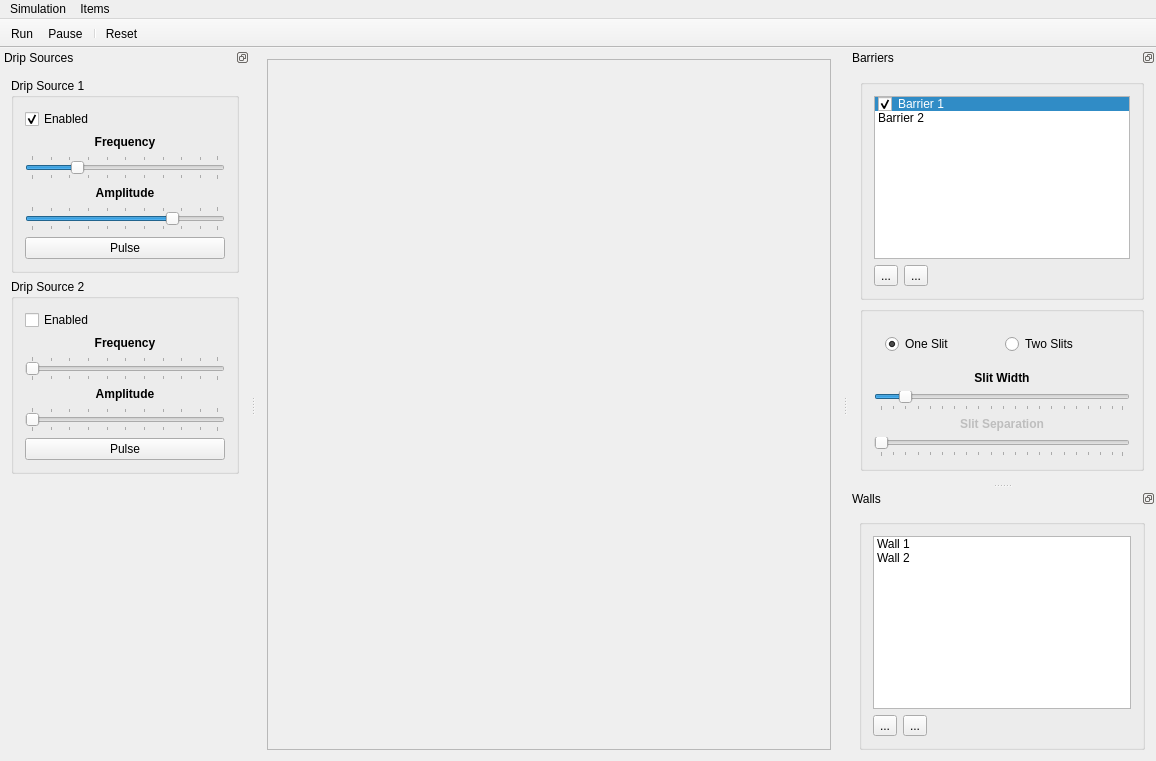
Above: src/EWS/EWSMainWindow.ui from metasim/ews before the change. Below: the same form after it.
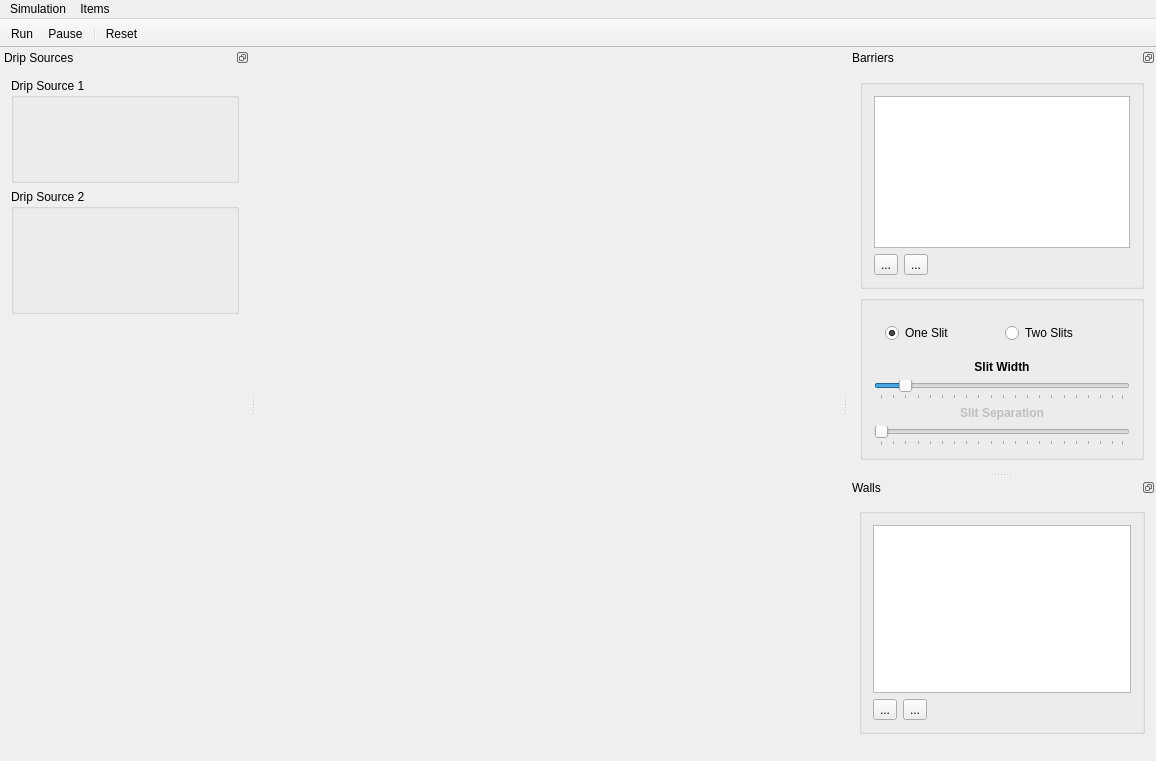
That is the form after the change. Icons and pictures are not drawn. Custom widgets are drawn as their Qt base class.

Diff of the .ui file:
```diff
--- a/src/EWS/EWSMainWindow.ui
+++ b/src/EWS/EWSMainWindow.ui
@@ -24,25 +24,6 @@
        <property name="margin">
         <number>0</number>
        </property>
-       <item row="0" column="0">
-        <widget class="QLabel" name="tmpGraphic">
-         <property name="frameShape">
-          <enum>QFrame::StyledPanel</enum>
-         </property>
-         <property name="frameShadow">
-          <enum>QFrame::Plain</enum>
-         </property>
-         <property name="text">
-          <string/>
-         </property>
-         <property name="pixmap">
-          <pixmap resource="Resources.qrc">:/images/images/WaveImage.png</pixmap>
-         </property>
-         <property name="alignment">
-          <set>Qt::AlignCenter</set>
-         </property>
-        </widget>
-       </item>
       </layout>
      </widget>
     </item>
@@ -122,7 +103,7 @@
    <widget class="QWidget" name="dockWidgetContents_2">
     <layout class="QVBoxLayout" name="verticalLayout">
      <item>
-      <widget class="QGroupBox" name="dripSource1">
+      <widget class="QGroupBox" name="dripSource1Group">
        <property name="minimumSize">
         <size>
          <width>125</width>
@@ -132,91 +113,14 @@
        <property name="title">
         <string>Drip Source 1</string>
        </property>
-       <layout class="QVBoxLayout" name="verticalLayout_2">
-        <item>
-         <widget class="QCheckBox" name="checkBox">
-          <property name="text">
-           <string>Enabled</string>
-          </property>
-          <property name="checked">
-           <bool>true</bool>
-          </property>
-         </widget>
-        </item>
-        <item>
-         <widget class="QLabel" name="label_2">
-          <property name="font">
-           <font>
-            <weight>75</weight>
-            <bold>true</bold>
-           </font>
-          </property>
-          <property name="text">
-           <string>Frequency</string>
-          </property>
-          <property name="alignment">
-           <set>Qt::AlignCenter</set>
-          </property>
-         </widget>
-        </item>
-        <item>
-         <widget class="QSlider" name="horizontalSlider">
-          <property name="sizePolicy">
-           <sizepolicy hsizetype="Expanding" vsizetype="Fixed">
-            <horstretch>1</horstretch>
-            <verstretch>0</verstretch>
-           </sizepolicy>
-          </property>
-          <property name="value">
-           <number>24</number>
-          </property>
-          <property name="orientation">
-           <enum>Qt::Horizontal</enum>
-          </property>
-          <property name="invertedAppearance">
-           <bool>false</bool>
-          </property>
-          <property name="invertedControls">
-           <bool>false</bool>
-          </property>
-          <property name="tickPosition">
-           <enum>QSlider::TicksBothSides</enum>
-          </property>
-         </widget>
-        </item>
-        <item>
-         <widget class="QLabel" name="label_3">
-          <property name="font">
-           <font>
-            <weight>75</weight>
-            <bold>true</bold>
-           </font>
-          </property>
-          <property name="text">
-           <string>Amplitude</string>
-          </property>
-          <property name="alignment">
-           <set>Qt::AlignCenter</set>
-          </property>
-         </widget>
-        </item>
-        <item>
-         <widget class="QSlider" name="horizontalSlider_2">
-          <property name="value">
-           <number>75</number>
-          </property>
-          <property name="orientation">
-           <enum>Qt::Horizontal</enum>
-          </property>
-          <property name="tickPosition">
-           <enum>QSlider::TicksBothSides</enum>
-          </property>
-         </widget>
-        </item>
-        <item>
-         <widget class="QPushButton" name="pushButton">
-          <property name="text">
-           <string>Pulse</string>
+       <layout class="QGridLayout" name="gridLayout_3">
+        <item row="0" column="0">
+         <widget class="DripSourceEditor" name="dripSource1" native="true">
+          <property name="minimumSize">
+           <size>
+            <width>0</width>
+            <height>60</height>
+           </size>
           </property>
          </widget>
         </item>
@@ -224,7 +128,7 @@
       </widget>
      </item>
      <item>
-      <widget class="QGroupBox" name="groupBox">
+      <widget class="QGroupBox" name="dripSource2Group">
        <property name="sizePolicy">
         <sizepolicy hsizetype="Preferred" vsizetype="Preferred">
          <horstretch>0</horstretch>
@@ -236,74 +140,12 @@
        </property>
        <layout class="QVBoxLayout" name="verticalLayout_3">
         <item>
-         <widget class="QCheckBox" name="checkBox_2">
-          <property name="text">
-           <string>Enabled</string>
-          </property>
-         </widget>
-        </item>
-        <item>
-         <widget class="QLabel" name="label_4">
-          <property name="font">
-           <font>
-            <weight>75</weight>
-            <bold>true</bold>
-           </font>
-          </property>
-          <property name="text">
-           <string>Frequency</string>
-          </property>
-          <property name="alignment">
-           <set>Qt::AlignCenter</set>
-          </property>
-         </widget>
-        </item>
-        <item>
-         <widget class="QSlider" name="horizontalSlider_3">
-          <property name="orientation">
-           <enum>Qt::Horizontal</enum>
-          </property>
-          <property name="invertedAppearance">
-           <bool>false</bool>
-          </property>
-          <property name="invertedControls">
-           <bool>false</bool>
-          </property>
-          <property name="tickPosition">
-           <enum>QSlider::TicksBothSides</enum>
-          </property>
-         </widget>
-        </item>
-        <item>
-         <widget class="QLabel" name="label_5">
-          <property name="font">
-           <font>
-            <weight>75</weight>
-            <bold>true</bold>
-           </font>
-          </property>
-          <property name="text">
-           <string>Amplitude</string>
-          </property>
-          <property name="alignment">
-           <set>Qt::AlignCenter</set>
-          </property>
-         </widget>
-        </item>
-        <item>
-         <widget class="QSlider" name="horizontalSlider_4">
-          <property name="orientation">
-           <enum>Qt::Horizontal</enum>
-          </property>
-          <property name="tickPosition">
-           <enum>QSlider::TicksBothSides</enum>
-          </property>
-         </widget>
-        </item>
-        <item>
-         <widget class="QPushButton" name="pushButton_2">
-          <property name="text">
-           <string>Pulse</string>
+         <widget class="DripSourceEditor" name="dripSource2" native="true">
+          <property name="minimumSize">
+           <size>
+            <width>0</width>
+            <height>80</height>
+           </size>
           </property>
          </widget>
         </item>
@@ -351,7 +193,7 @@
       <widget class="QGroupBox" name="groupBox">
        <layout class="QVBoxLayout" name="verticalLayout_6">
         <item>
-         <widget class="QListWidget" name="listWidget_2">
+         <widget class="QListView" name="listView_2">
           <property name="sizePolicy">
            <sizepolicy hsizetype="Expanding" vsizetype="Preferred">
             <horstretch>0</horstretch>
@@ -367,25 +209,6 @@
           <property name="alternatingRowColors">
            <bool>false</bool>
           </property>
-          <property name="currentRow">
-           <number>0</number>
-          </property>
-          <item>
-           <property name="text">
-            <string>Barrier 1</string>
-           </property>
-           <property name="checkState">
-            <enum>Checked</enum>
-           </property>
-          </item>
-          <item>
-           <property name="text">
-            <string>Barrier 2</string>
-           </property>
-           <property name="checkState">
-            <enum>Unchecked</enum>
-           </property>
-          </item>
          </widget>
         </item>
         <item>
@@ -596,7 +419,7 @@
       <widget class="QGroupBox" name="groupBox_3">
        <layout class="QVBoxLayout" name="verticalLayout_8">
         <item>
-         <widget class="QListWidget" name="listWidget">
+         <widget class="QListView" name="listView">
           <property name="sizePolicy">
            <sizepolicy hsizetype="Expanding" vsizetype="Preferred">
             <horstretch>0</horstretch>
@@ -606,25 +429,6 @@
           <property name="alternatingRowColors">
            <bool>false</bool>
           </property>
-          <property name="currentRow">
-           <number>-1</number>
-          </property>
-          <item>
-           <property name="text">
-            <string>Wall 1</string>
-           </property>
-           <property name="checkState">
-            <enum>Unchecked</enum>
-           </property>
-          </item>
-          <item>
-           <property name="text">
-            <string>Wall 2</string>
-           </property>
-           <property name="checkState">
-            <enum>Unchecked</enum>
-           </property>
-          </item>
          </widget>
         </item>
         <item>
@@ -676,6 +480,19 @@
        <zorder>listWidget</zorder>
       </widget>
      </item>
+     <item>
+      <spacer name="verticalSpacer">
+       <property name="orientation">
+        <enum>Qt::Vertical</enum>
+       </property>
+       <property name="sizeHint" stdset="0">
+        <size>
+         <width>20</width>
+         <height>40</height>
+        </size>
+       </property>
+      </spacer>
+     </item>
     </layout>
    </widget>
   </widget>
@@ -808,6 +625,20 @@
   </action>
  </widget>
  <layoutdefault spacing="6" margin="11"/>
+ <customwidgets>
+  <customwidget>
+   <class>QOSGWidget</class>
+   <extends>QWidget</extends>
+   <header>QOSGWidget.h</header>
+   <container>1</container>
+  </customwidget>
+  <customwidget>
+   <class>DripSourceEditor</class>
+   <extends>QWidget</extends>
+   <header>DripSourceEditor.h</header>
+   <container>1</container>
+  </customwidget>
+ </customwidgets>
  <resources>
   <include location="Resources.qrc"/>
  </resources>
```
Left out of the diff: 57 changed lines with no effect on the pictures.
